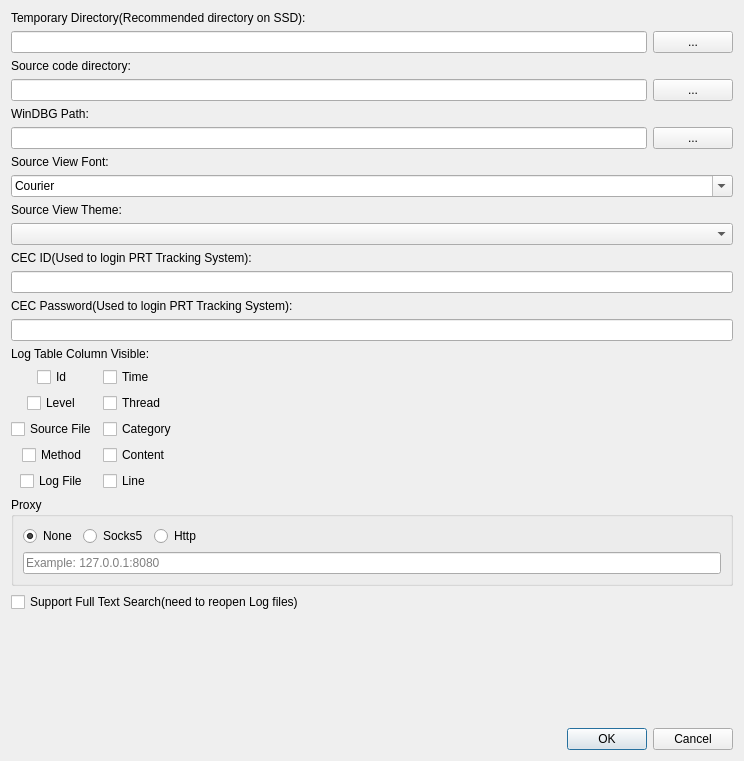
The window that preferencedialog.ui (missdeer/cjlv) describes before a commit, drawn with Qt 5.
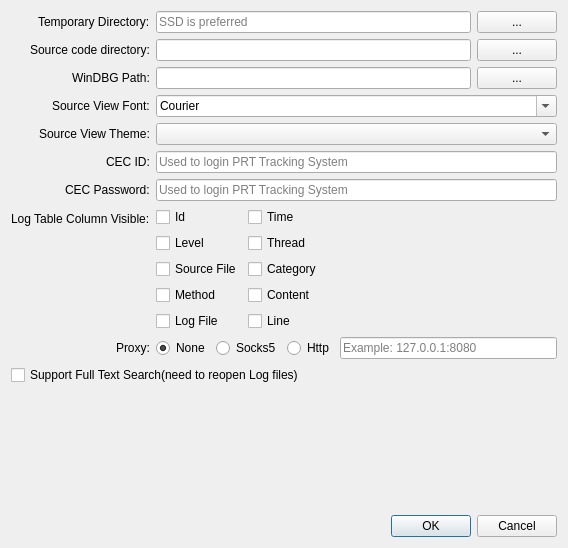
The same window after the commit.

Commit message: (*)adjust preference dialog layout

The edit to the form file:
```diff
--- a/preferencedialog.ui
+++ b/preferencedialog.ui
@@ -6,25 +6,46 @@
    <rect>
     <x>0</x>
     <y>0</y>
-    <width>744</width>
-    <height>761</height>
+    <width>568</width>
+    <height>548</height>
    </rect>
   </property>
   <property name="windowTitle">
    <string>Preference</string>
   </property>
-  <layout class="QVBoxLayout" name="verticalLayout_2">
+  <layout class="QVBoxLayout" name="verticalLayout_2" stretch="0,0,1,0">
    <item>
+    <layout class="QFormLayout" name="topFormLayout">
+     <property name="fieldGrowthPolicy">
+      <enum>QFormLayout::AllNonFixedFieldsGrow</enum>
+     </property>
+     <property name="labelAlignment">
+      <set>Qt::AlignRight|Qt::AlignTrailing|Qt::AlignVCenter</set>
+     </property>
+     <property name="formAlignment">
+      <set>Qt::AlignLeading|Qt::AlignLeft|Qt::AlignTop</set>
+     </property>
+     <property name="verticalSpacing">
+      <number>-1</number>
+     </property>
+     <item row="0" column="0">
     <widget class="QLabel" name="label">
      <property name="text">
-      <string>&lt;html&gt;&lt;head/&gt;&lt;body&gt;&lt;p&gt;Temporary Directory(Recommended directory on SSD):&lt;/p&gt;&lt;/body&gt;&lt;/html&gt;</string>
+        <string>Temporary Directory:</string>
      </property>
     </widget>
    </item>
-   <item>
+     <item row="0" column="1">
     <layout class="QHBoxLayout" name="horizontalLayout" stretch="1,0">
+       <property name="spacing">
+        <number>-1</number>
+       </property>
      <item>
-      <widget class="QLineEdit" name="edtTemporaryDirectory"/>
+        <widget class="QLineEdit" name="edtTemporaryDirectory">
+         <property name="placeholderText">
+          <string>SSD is preferred</string>
+         </property>
+        </widget>
      </item>
      <item>
       <widget class="QPushButton" name="btnSelectTemporaryDirectory">
@@ -35,15 +56,18 @@
      </item>
     </layout>
    </item>
-   <item>
+     <item row="1" column="0">
     <widget class="QLabel" name="label_2">
      <property name="text">
       <string>Source code directory:</string>
      </property>
     </widget>
    </item>
-   <item>
+     <item row="1" column="1">
     <layout class="QHBoxLayout" name="horizontalLayout_2" stretch="1,0">
+       <property name="spacing">
+        <number>-1</number>
+       </property>
      <item>
       <widget class="QLineEdit" name="edtSourceCodeDirectory"/>
      </item>
@@ -56,15 +80,18 @@
      </item>
     </layout>
    </item>
-   <item>
+     <item row="2" column="0">
     <widget class="QLabel" name="labelWinDBGPath">
      <property name="text">
       <string>WinDBG Path:</string>
      </property>
     </widget>
    </item>
-   <item>
-    <layout class="QHBoxLayout" name="horizontalLayout_3" stretch="0,0">
+     <item row="2" column="1">
+      <layout class="QHBoxLayout" name="horizontalLayout_3" stretch="1,0">
+       <property name="spacing">
+        <number>-1</number>
+       </property>
      <item>
       <widget class="QLineEdit" name="edtWinDBG"/>
      </item>
@@ -77,62 +104,69 @@
      </item>
     </layout>
    </item>
-   <item>
+     <item row="3" column="0">
     <widget class="QLabel" name="label_3">
      <property name="text">
       <string>Source View Font:</string>
      </property>
     </widget>
    </item>
-   <item>
+     <item row="3" column="1">
     <widget class="QFontComboBox" name="fontComboBox">
      <property name="fontFilters">
       <set>QFontComboBox::MonospacedFonts</set>
      </property>
     </widget>
    </item>
-   <item>
+     <item row="4" column="0">
     <widget class="QLabel" name="label_6">
      <property name="text">
       <string>Source View Theme:</string>
      </property>
     </widget>
    </item>
-   <item>
+     <item row="4" column="1">
     <widget class="QComboBox" name="cbSourceViewTheme"/>
    </item>
-   <item>
+     <item row="5" column="0">
     <widget class="QLabel" name="label_4">
      <property name="text">
-      <string>CEC ID(Used to login PRT Tracking System):</string>
+        <string>CEC ID:</string>
      </property>
     </widget>
    </item>
-   <item>
-    <widget class="QLineEdit" name="edtCECId"/>
-   </item>
-   <item>
+     <item row="5" column="1">
+      <widget class="QLineEdit" name="edtCECId">
+       <property name="placeholderText">
+        <string>Used to login PRT Tracking System</string>
+       </property>
+      </widget>
+     </item>
+     <item row="6" column="0">
     <widget class="QLabel" name="label_5">
      <property name="text">
-      <string>CEC Password(Used to login PRT Tracking System):</string>
+        <string>CEC Password:</string>
      </property>
     </widget>
    </item>
-   <item>
+     <item row="6" column="1">
     <widget class="QLineEdit" name="edtCECPassword">
      <property name="echoMode">
       <enum>QLineEdit::Password</enum>
      </property>
-    </widget>
-   </item>
-   <item>
+       <property name="placeholderText">
+        <string>Used to login PRT Tracking System</string>
+       </property>
+      </widget>
+     </item>
+     <item row="7" column="0">
     <widget class="QLabel" name="label_7">
      <property name="text">
       <string>Log Table Column Visible:</string>
      </property>
     </widget>
    </item>
-   <item>
+     <item row="7" column="1">
     <layout class="QFormLayout" name="formLayout">
      <property name="fieldGrowthPolicy">
       <enum>QFormLayout::AllNonFixedFieldsGrow</enum>
@@ -141,7 +175,10 @@
       <enum>QFormLayout::DontWrapRows</enum>
      </property>
      <property name="labelAlignment">
-      <set>Qt::AlignCenter</set>
+        <set>Qt::AlignLeading|Qt::AlignLeft|Qt::AlignVCenter</set>
+       </property>
+       <property name="formAlignment">
+        <set>Qt::AlignLeading|Qt::AlignLeft|Qt::AlignTop</set>
      </property>
      <item row="1" column="0">
       <widget class="QCheckBox" name="cbLevel">
@@ -215,13 +252,14 @@
      </item>
     </layout>
    </item>
-   <item>
-    <widget class="QGroupBox" name="groupBox">
-     <property name="title">
-      <string>Proxy</string>
-     </property>
-     <layout class="QVBoxLayout" name="verticalLayout">
-      <item>
+     <item row="8" column="0">
+      <widget class="QLabel" name="label_8">
+       <property name="text">
+        <string>Proxy:</string>
+       </property>
+      </widget>
+     </item>
+     <item row="8" column="1">
        <layout class="QHBoxLayout" name="horizontalLayout_4">
         <item>
          <widget class="QRadioButton" name="rbNoneProxy">
@@ -248,21 +286,6 @@
          </widget>
         </item>
         <item>
-         <spacer name="horizontalSpacer">
-          <property name="orientation">
-           <enum>Qt::Horizontal</enum>
-          </property>
-          <property name="sizeHint" stdset="0">
-           <size>
-            <width>40</width>
-            <height>20</height>
-           </size>
-          </property>
-         </spacer>
-        </item>
-       </layout>
-      </item>
-      <item>
        <widget class="QLineEdit" name="edtProxy">
         <property name="placeholderText">
          <string>Example: 127.0.0.1:8080</string>
@@ -270,7 +293,8 @@
        </widget>
       </item>
      </layout>
-    </widget>
+     </item>
+    </layout>
    </item>
    <item>
     <widget class="QCheckBox" name="cbFTSSupport">
```
Lines whose indentation alone changed are shown as unchanged. The commit also changes 1 other file.
